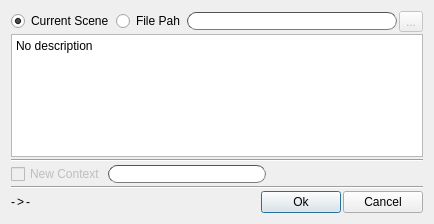
Above: ui/checkinput.ui from iceanimations/checkoutin before the change. Below: the same form after it.
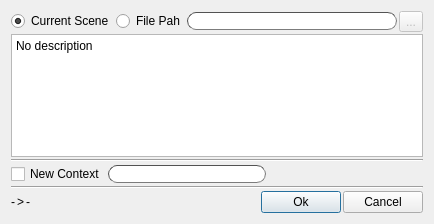
That is the form after the change.

Commit message:
referencing feature implemented
Maya files will now self-contain the information of which asset's snapshot it has referenced

What changed in the file:
```diff
--- a/ui/checkinput.ui
+++ b/ui/checkinput.ui
@@ -84,7 +84,7 @@
      <item>
       <widget class="QCheckBox" name="newContextButton">
        <property name="enabled">
-        <bool>false</bool>
+        <bool>true</bool>
        </property>
        <property name="text">
         <string>New Context</string>
```
The commit also changes 1 other file.
